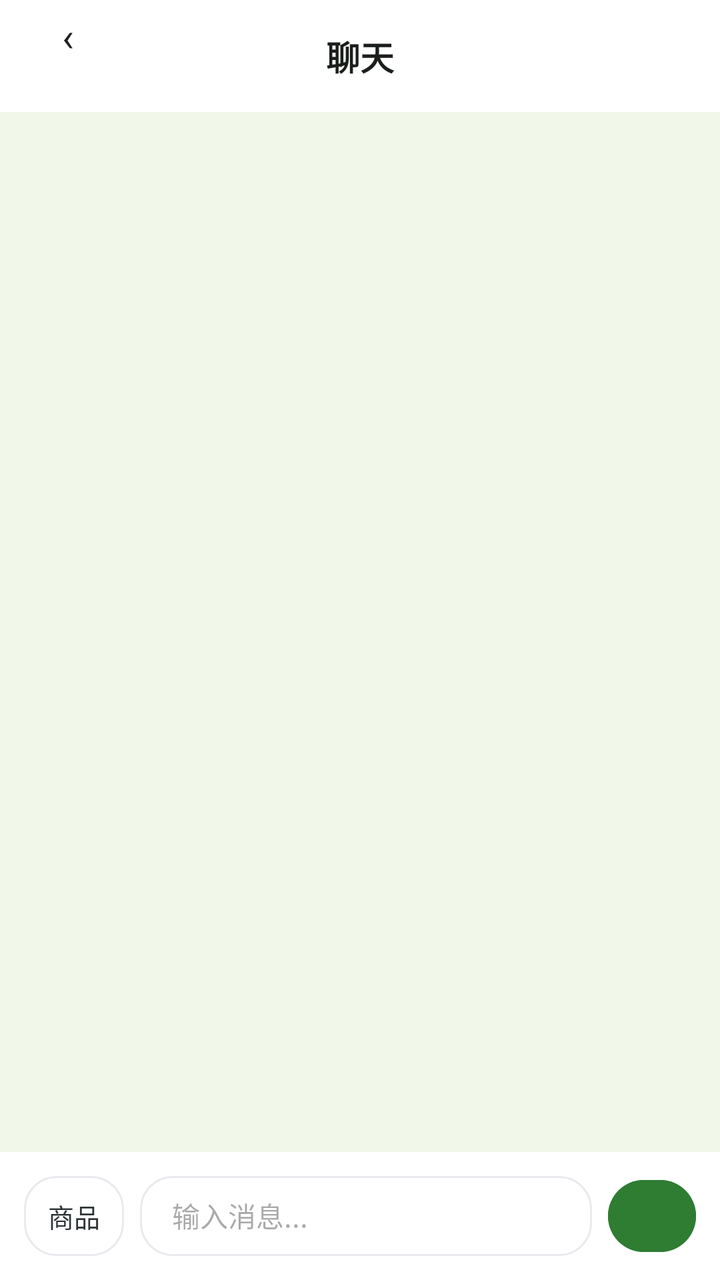
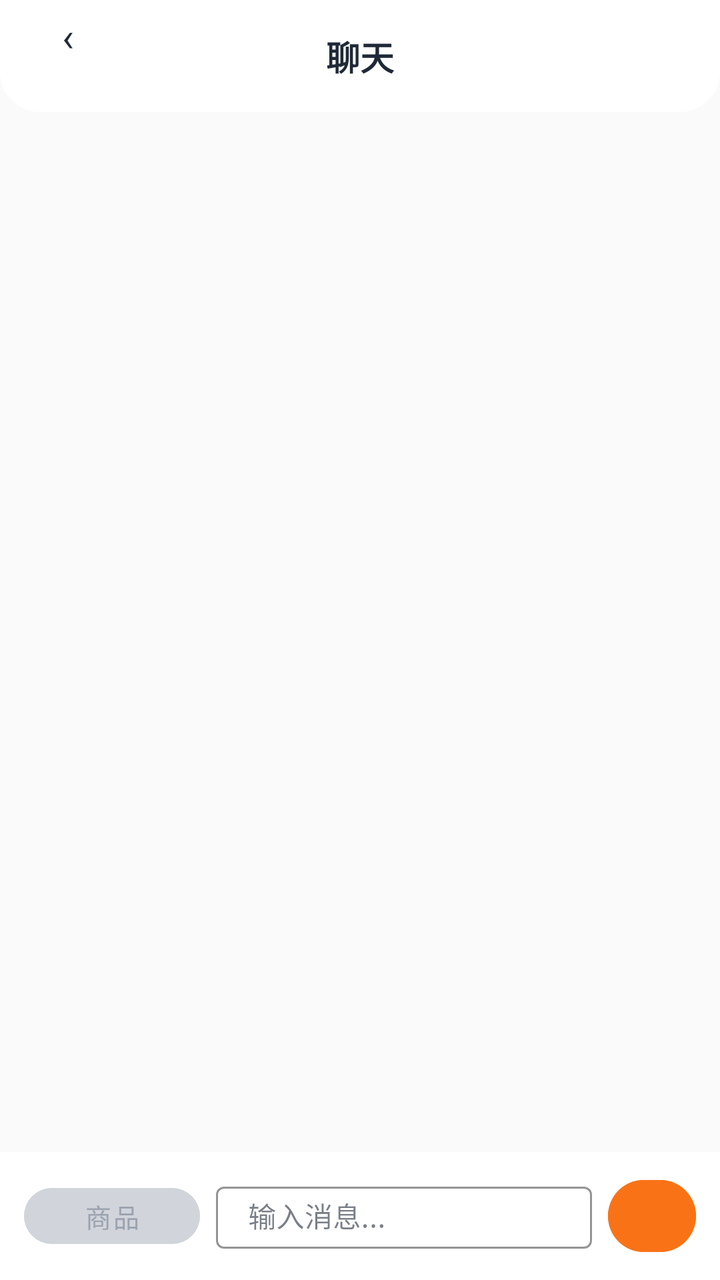

Two renders of the same Android screen: before a commit and after it. Below are the layout's source before the change and the commit's diff.
<!-- AndroidManifest.xml: application theme Theme.ClothingSI -->
<!-- res/layout/activity_chat_detail.xml -->
<?xml version="1.0" encoding="utf-8"?>
<LinearLayout xmlns:android="http://schemas.android.com/apk/res/android"
    xmlns:app="http://schemas.android.com/apk/res-auto"
    android:layout_width="match_parent" android:layout_height="match_parent"
    android:orientation="vertical" android:background="@color/bg">
    <RelativeLayout android:layout_width="match_parent" android:layout_height="56dp"
        android:background="@drawable/header_bar_bg" android:paddingHorizontal="16dp">
        <TextView android:id="@+id/btn_back" android:layout_width="36dp" android:layout_height="36dp"
            android:text="‹" android:textSize="20dp" android:textColor="@color/text_primary"
            android:gravity="center" android:background="@drawable/circle_bg" />
        <TextView android:layout_width="wrap_content" android:layout_height="wrap_content"
            android:text="聊天" android:textSize="17dp" android:textStyle="bold"
            android:textColor="@color/text_primary" android:layout_centerInParent="true"
            android:id="@+id/tv_chat_title" />
    </RelativeLayout>
    <androidx.recyclerview.widget.RecyclerView android:id="@+id/rv_messages"
        android:layout_width="match_parent" android:layout_height="0dp" android:layout_weight="1"
        android:padding="16dp" />
    <LinearLayout android:layout_width="match_parent" android:layout_height="wrap_content"
        android:orientation="horizontal" android:gravity="center_vertical"
        android:paddingTop="10dp" android:paddingBottom="10dp"
        android:paddingStart="12dp" android:paddingEnd="12dp" android:background="@color/surface">
        
        <TextView android:id="@+id/btn_pick_product"
            android:layout_width="wrap_content" android:layout_height="40dp"
            android:text="商品" android:textSize="13dp" android:textColor="#2D3436"
            android:gravity="center" android:paddingHorizontal="12dp"
            android:background="@drawable/card_bg" android:layout_marginEnd="8dp" />
        <EditText android:id="@+id/et_message"
            android:layout_width="0dp" android:layout_height="40dp" android:layout_weight="1"
            android:hint="输入消息..." android:paddingTop="10dp" android:paddingBottom="10dp"
            android:paddingStart="16dp" android:paddingEnd="16dp" android:textSize="14dp"
            android:background="@drawable/card_bg" />
        <com.google.android.material.button.MaterialButton android:id="@+id/btn_send"
            android:layout_width="44dp" android:layout_height="44dp" android:text="➤"
            android:textSize="20dp" android:textColor="#FFFFFF"
            app:cornerRadius="22dp" android:layout_marginStart="8dp"
            android:backgroundTint="@color/primary" />
    </LinearLayout>
</LinearLayout>
<!-- resources referenced by this layout -->
<resources>
  <color name="bg">#F1F8E9</color>
  <color name="primary">#2E7D32</color>
  <color name="surface">#FFFFFF</color>
  <color name="text_primary">#1B1F1B</color>
  <!-- drawable card_bg (drawable) -->
  <?xml version="1.0" encoding="utf-8"?>
  <shape xmlns:android="http://schemas.android.com/apk/res/android" android:shape="rectangle">
      <solid android:color="#FFFFFF" />
      <corners android:radius="16dp" />
      <stroke android:width="1dp" android:color="#E8EAED" />
  </shape>
  <!-- drawable circle_bg (drawable) -->
  <?xml version="1.0" encoding="utf-8"?>
  <shape xmlns:android="http://schemas.android.com/apk/res/android" android:shape="oval">
      <solid android:color="#26FFFFFF" />
  </shape>
  <!-- drawable header_bar_bg (drawable) -->
  <?xml version="1.0" encoding="utf-8"?>
  <shape xmlns:android="http://schemas.android.com/apk/res/android" android:shape="rectangle">
      <solid android:color="#FFFFFF" />
  </shape>
  <style name="Theme.ClothingSI" parent="Theme.Material3.Light.NoActionBar">
          <item name="colorPrimary">@color/primary</item>
          <item name="colorPrimaryDark">@color/primary_dark</item>
          <item name="colorAccent">@color/accent</item>
          <item name="android:statusBarColor">@android:color/transparent</item>
          <item name="android:navigationBarColor">@color/white</item>
          
          <item name="android:windowLightStatusBar">true</item>
          
          <item name="android:fontFamily">sans-serif</item>
          <item name="android:textViewStyle">@style/TextView.Base</item>
      </style>
  <color name="primary_dark">#1B5E20</color>
  <color name="accent">#66BB6A</color>
  <color name="white">#FFFFFF</color>
  <style name="TextView.Base" parent="android:Widget.TextView">
          <item name="android:fontFamily">sans-serif</item>
      </style>
</resources>

<!-- the commit's change to res/layout/activity_chat_detail.xml (unified diff, before → after) -->
@@ -2,39 +2,45 @@
 <LinearLayout xmlns:android="http://schemas.android.com/apk/res/android"
     xmlns:app="http://schemas.android.com/apk/res-auto"
     android:layout_width="match_parent" android:layout_height="match_parent"
-    android:orientation="vertical" android:background="@color/bg">
+    android:orientation="vertical" android:background="@color/md_surface_container_low">
     <RelativeLayout android:layout_width="match_parent" android:layout_height="56dp"
         android:background="@drawable/header_bar_bg" android:paddingHorizontal="16dp">
         <TextView android:id="@+id/btn_back" android:layout_width="36dp" android:layout_height="36dp"
-            android:text="‹" android:textSize="20dp" android:textColor="@color/text_primary"
+            android:text="‹" android:textSize="20sp" android:textColor="@color/md_on_surface"
             android:gravity="center" android:background="@drawable/circle_bg" />
         <TextView android:layout_width="wrap_content" android:layout_height="wrap_content"
-            android:text="聊天" android:textSize="17dp" android:textStyle="bold"
-            android:textColor="@color/text_primary" android:layout_centerInParent="true"
+            android:text="聊天" android:textSize="17sp" android:textStyle="bold"
+            android:textColor="@color/md_on_surface" android:layout_centerInParent="true"
             android:id="@+id/tv_chat_title" />
     </RelativeLayout>
     <androidx.recyclerview.widget.RecyclerView android:id="@+id/rv_messages"
         android:layout_width="match_parent" android:layout_height="0dp" android:layout_weight="1"
         android:padding="16dp" />
+    
     <LinearLayout android:layout_width="match_parent" android:layout_height="wrap_content"
         android:orientation="horizontal" android:gravity="center_vertical"
-        android:paddingTop="10dp" android:paddingBottom="10dp"
-        android:paddingStart="12dp" android:paddingEnd="12dp" android:background="@color/surface">
-        
-        <TextView android:id="@+id/btn_pick_product"
+        android:paddingVertical="10dp" android:paddingHorizontal="12dp"
+        android:background="@color/md_surface">
+        <com.google.android.material.button.MaterialButton android:id="@+id/btn_pick_product"
             android:layout_width="wrap_content" android:layout_height="40dp"
-            android:text="商品" android:textSize="13dp" android:textColor="#2D3436"
-            android:gravity="center" android:paddingHorizontal="12dp"
-            android:background="@drawable/card_bg" android:layout_marginEnd="8dp" />
-        <EditText android:id="@+id/et_message"
+            android:text="商品" android:textSize="13sp"
+            style="@style/Widget.MaterialComponents.Button.TextButton"
+            app:cornerRadius="20dp"
+            android:backgroundTint="@color/md_surface_container_high"
+            android:textColor="@color/md_on_surface_variant" android:layout_marginEnd="8dp" />
+        <com.google.android.material.textfield.TextInputLayout
             android:layout_width="0dp" android:layout_height="40dp" android:layout_weight="1"
-            android:hint="输入消息..." android:paddingTop="10dp" android:paddingBottom="10dp"
-            android:paddingStart="16dp" android:paddingEnd="16dp" android:textSize="14dp"
-            android:background="@drawable/card_bg" />
+            style="@style/Widget.MaterialComponents.TextInputLayout.OutlinedBox"
+            app:boxStrokeColor="@color/md_outline" app:boxStrokeWidth="1dp"
+            android:hint="输入消息...">
+            <com.google.android.material.textfield.TextInputEditText android:id="@+id/et_message"
+                android:layout_width="match_parent" android:layout_height="wrap_content"
+                android:textSize="14sp" android:paddingVertical="6dp" android:background="@null" />
+        </com.google.android.material.textfield.TextInputLayout>
         <com.google.android.material.button.MaterialButton android:id="@+id/btn_send"
             android:layout_width="44dp" android:layout_height="44dp" android:text="➤"
-            android:textSize="20dp" android:textColor="#FFFFFF"
-            app:cornerRadius="22dp" android:layout_marginStart="8dp"
-            android:backgroundTint="@color/primary" />
+            android:textSize="20sp" app:cornerRadius="22dp" android:layout_marginStart="8dp"
+            android:backgroundTint="@color/md_primary"
+            android:textColor="@color/md_on_primary" />
     </LinearLayout>
 </LinearLayout>
<!-- resource entries referenced after the edit -->
@@ -1,16 +1,13 @@
 <!-- resources referenced by this layout -->
 <resources>
-  <color name="bg">#F1F8E9</color>
-  <color name="primary">#2E7D32</color>
-  <color name="surface">#FFFFFF</color>
-  <color name="text_primary">#1B1F1B</color>
-  <!-- drawable card_bg (drawable) -->
-  <?xml version="1.0" encoding="utf-8"?>
-  <shape xmlns:android="http://schemas.android.com/apk/res/android" android:shape="rectangle">
-      <solid android:color="#FFFFFF" />
-      <corners android:radius="16dp" />
-      <stroke android:width="1dp" android:color="#E8EAED" />
-  </shape>
+  <color name="md_on_primary">#FFFFFF</color>
+  <color name="md_on_surface">#1F2937</color>
+  <color name="md_on_surface_variant">#9CA3AF</color>
+  <color name="md_outline">#9CA3AF</color>
+  <color name="md_primary">#F97316</color>
+  <color name="md_surface">#FFFFFF</color>
+  <color name="md_surface_container_high">#D1D5DB</color>
+  <color name="md_surface_container_low">#FAFAFA</color>
   <!-- drawable circle_bg (drawable) -->
   <?xml version="1.0" encoding="utf-8"?>
   <shape xmlns:android="http://schemas.android.com/apk/res/android" android:shape="oval">
@@ -19,23 +16,54 @@
   <!-- drawable header_bar_bg (drawable) -->
   <?xml version="1.0" encoding="utf-8"?>
   <shape xmlns:android="http://schemas.android.com/apk/res/android" android:shape="rectangle">
-      <solid android:color="#FFFFFF" />
+      <solid android:color="@color/md_surface" />
+      <corners android:topLeftRadius="0dp" android:topRightRadius="0dp" android:bottomLeftRadius="20dp" android:bottomRightRadius="20dp" />
   </shape>
   <style name="Theme.ClothingSI" parent="Theme.Material3.Light.NoActionBar">
-          <item name="colorPrimary">@color/primary</item>
-          <item name="colorPrimaryDark">@color/primary_dark</item>
-          <item name="colorAccent">@color/accent</item>
+          
+          <item name="colorPrimary">@color/md_primary</item>
+          <item name="colorOnPrimary">@color/md_on_primary</item>
+          <item name="colorPrimaryContainer">@color/md_primary_container</item>
+          <item name="colorOnPrimaryContainer">@color/md_on_primary_container</item>
+  
+          
+          <item name="colorSecondary">@color/md_secondary</item>
+          <item name="colorOnSecondary">@color/md_on_secondary</item>
+          <item name="colorSecondaryContainer">@color/md_secondary_container</item>
+          <item name="colorOnSecondaryContainer">@color/md_on_secondary_container</item>
+  
+          
+          <item name="android:colorBackground">@color/md_surface_container_low</item>
+          <item name="colorSurface">@color/md_surface</item>
+          <item name="colorOnSurface">@color/md_on_surface</item>
+          <item name="colorOnSurfaceVariant">@color/md_on_surface_variant</item>
+  
+          
+          <item name="colorOutline">@color/md_outline</item>
+          <item name="colorOutlineVariant">@color/md_outline_variant</item>
+  
+          
+          <item name="colorError">@color/md_error</item>
+          <item name="colorOnError">@color/md_on_error</item>
+  
+          
           <item name="android:statusBarColor">@android:color/transparent</item>
-          <item name="android:navigationBarColor">@color/white</item>
-          
+          <item name="android:navigationBarColor">@color/md_surface</item>
           <item name="android:windowLightStatusBar">true</item>
+  
           
           <item name="android:fontFamily">sans-serif</item>
           <item name="android:textViewStyle">@style/TextView.Base</item>
       </style>
-  <color name="primary_dark">#1B5E20</color>
-  <color name="accent">#66BB6A</color>
-  <color name="white">#FFFFFF</color>
+  <color name="md_primary_container">#FFF7ED</color>
+  <color name="md_on_primary_container">#5C3D00</color>
+  <color name="md_secondary">#2563EB</color>
+  <color name="md_on_secondary">#FFFFFF</color>
+  <color name="md_secondary_container">#DBEAFE</color>
+  <color name="md_on_secondary_container">#001A3E</color>
+  <color name="md_outline_variant">#D1D5DB</color>
+  <color name="md_error">#EF4444</color>
+  <color name="md_on_error">#FFFFFF</color>
   <style name="TextView.Base" parent="android:Widget.TextView">
           <item name="android:fontFamily">sans-serif</item>
       </style>
